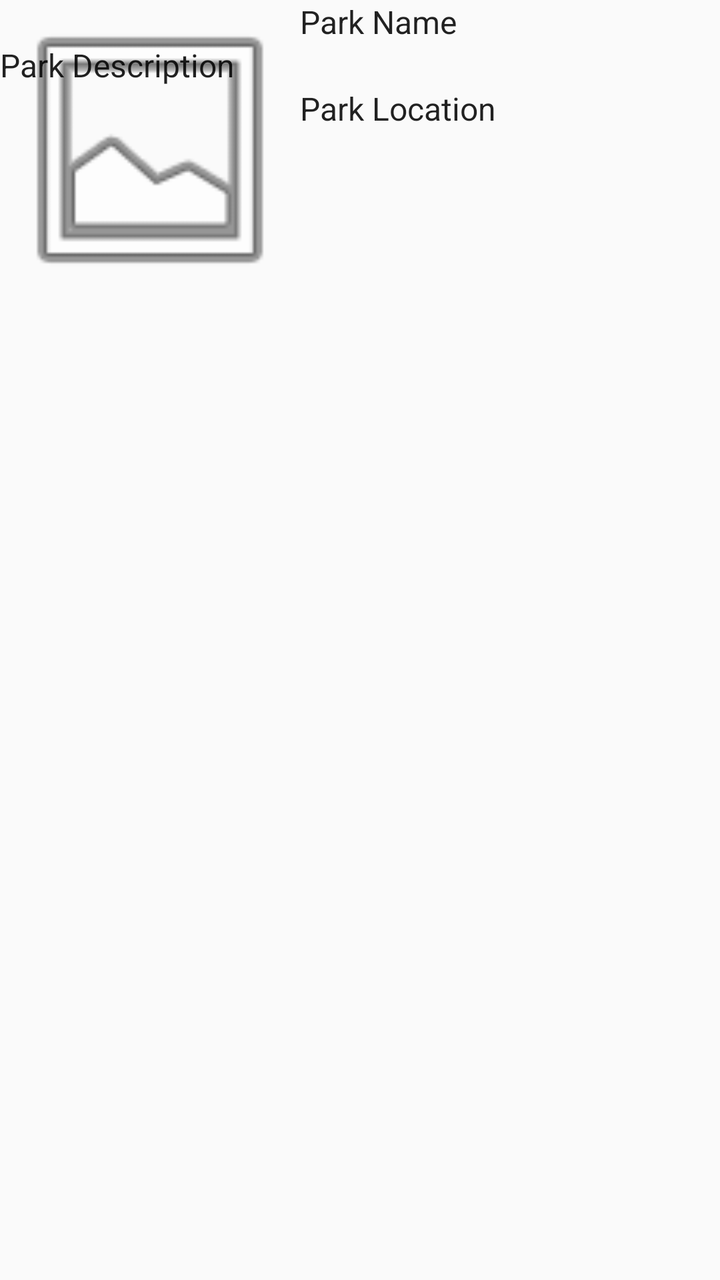
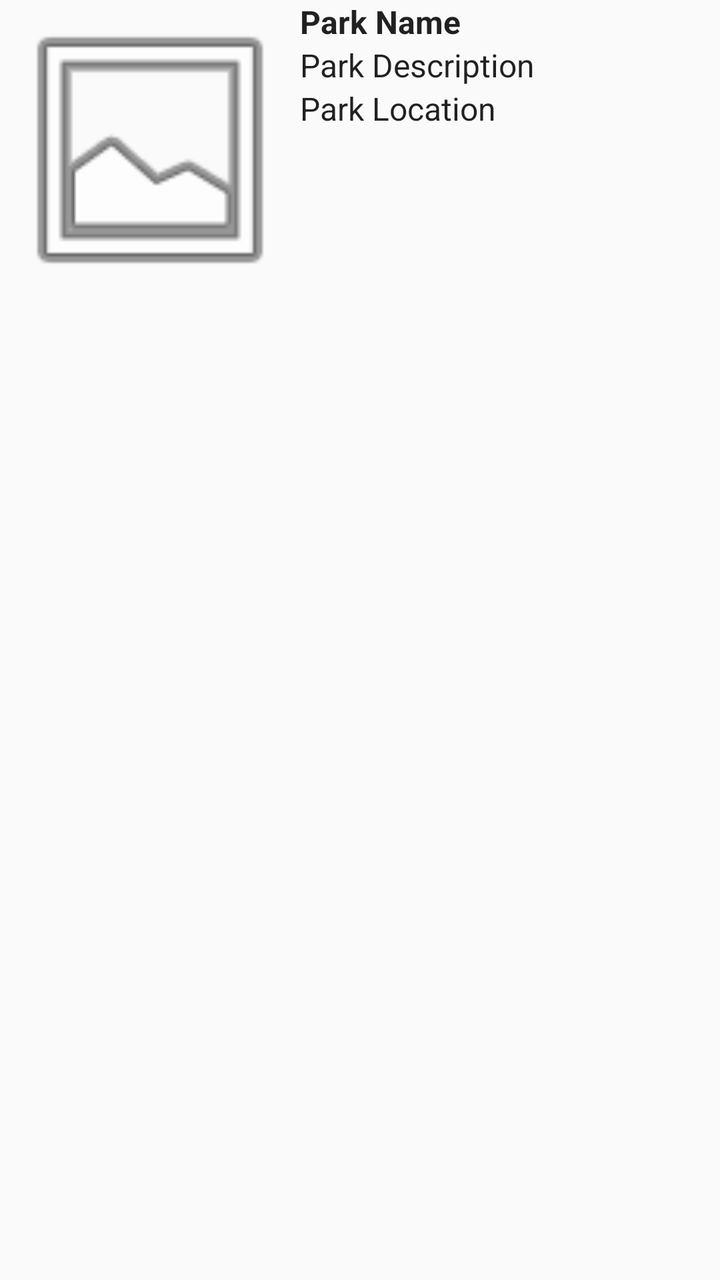

The first picture is an Android layout as it rendered before a commit; the second is the same layout after the commit. The layout source and the unified diff follow.
<!-- AndroidManifest.xml: application theme AppTheme -->
<!-- res/layout/fragment_national_park.xml -->
<?xml version="1.0" encoding="utf-8"?>
<androidx.constraintlayout.widget.ConstraintLayout xmlns:android="http://schemas.android.com/apk/res/android"
    xmlns:app="http://schemas.android.com/apk/res-auto"
    xmlns:tools="http://schemas.android.com/tools"
    android:id="@+id/linearLayout"
    android:layout_width="match_parent"
    android:layout_height="wrap_content"
    android:layout_margin="6dp">

    <ImageView
        android:id="@+id/park_image"
        android:layout_width="150dp"
        android:layout_height="150dp"
        android:contentDescription="Park Image"
        app:layout_constraintTop_toTopOf="parent"
        app:layout_constraintStart_toStartOf="parent"
        app:srcCompat="@android:drawable/ic_menu_gallery" />

    
    <TextView
        android:id="@+id/park_name"
        android:text="Park Name"
        android:textAppearance="?attr/textAppearanceListItem"
        android:layout_width="wrap_content"
        android:layout_height="wrap_content"
        app:layout_constraintTop_toTopOf="parent"
        app:layout_constraintStart_toEndOf="@+id/park_image" />

    
    <TextView
        android:id="@+id/park_description"
        android:text="Park Description"
        android:textAppearance="?attr/textAppearanceListItem"
        android:layout_width="wrap_content"
        android:layout_height="wrap_content"
        app:layout_constraintTop_toBottomOf="@+id/park_name"
        app:layout_constraintStart_toStartOf="parent" />

    <TextView
        android:id="@+id/park_location"
        android:text="Park Location"
        android:textAppearance="?attr/textAppearanceListItem"
        android:layout_width="wrap_content"
        android:layout_height="wrap_content"
        app:layout_constraintTop_toBottomOf="@id/park_description"
        app:layout_constraintStart_toEndOf="@+id/park_image" />

</androidx.constraintlayout.widget.ConstraintLayout>
<!-- resources referenced by this layout -->
<resources>
  <style name="AppTheme" parent="Theme.AppCompat.Light.DarkActionBar">
          
          <item name="colorPrimary">@color/colorPrimary</item>
          <item name="colorPrimaryDark">@color/colorPrimaryDark</item>
          <item name="colorAccent">@color/colorAccent</item>
      </style>
  <color name="colorPrimary">#6200EE</color>
  <color name="colorPrimaryDark">#3700B3</color>
  <color name="colorAccent">#03DAC5</color>
</resources>

<!-- the commit's change to res/layout/fragment_national_park.xml (unified diff, before → after) -->
@@ -20,6 +20,7 @@
     <TextView
         android:id="@+id/park_name"
         android:text="Park Name"
+        android:textStyle="bold"
         android:textAppearance="?attr/textAppearanceListItem"
         android:layout_width="wrap_content"
         android:layout_height="wrap_content"
@@ -31,18 +32,22 @@
         android:id="@+id/park_description"
         android:text="Park Description"
         android:textAppearance="?attr/textAppearanceListItem"
-        android:layout_width="wrap_content"
+        android:layout_width="0dp"
         android:layout_height="wrap_content"
         app:layout_constraintTop_toBottomOf="@+id/park_name"
-        app:layout_constraintStart_toStartOf="parent" />
+        app:layout_constraintStart_toEndOf="@+id/park_image"
+        app:layout_constraintEnd_toEndOf="parent"
+        app:layout_constraintHorizontal_bias="0" />
 
     <TextView
         android:id="@+id/park_location"
         android:text="Park Location"
         android:textAppearance="?attr/textAppearanceListItem"
-        android:layout_width="wrap_content"
+        android:layout_width="0dp"
         android:layout_height="wrap_content"
         app:layout_constraintTop_toBottomOf="@id/park_description"
-        app:layout_constraintStart_toEndOf="@+id/park_image" />
+        app:layout_constraintStart_toEndOf="@+id/park_image"
+        app:layout_constraintEnd_toEndOf="parent"
+        app:layout_constraintHorizontal_bias="0" />
 
 </androidx.constraintlayout.widget.ConstraintLayout>
